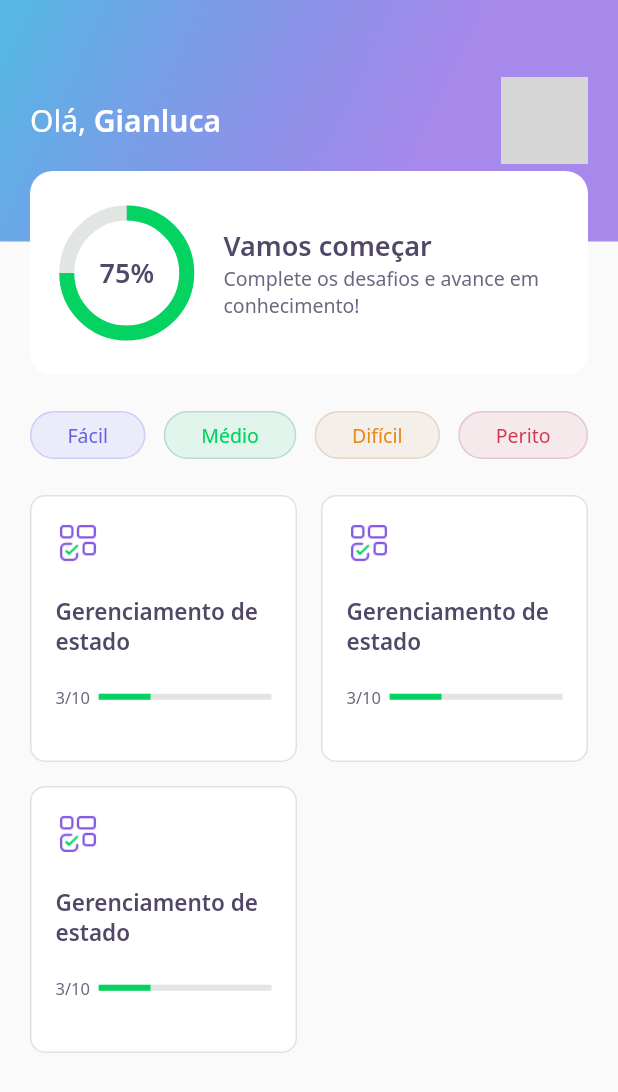
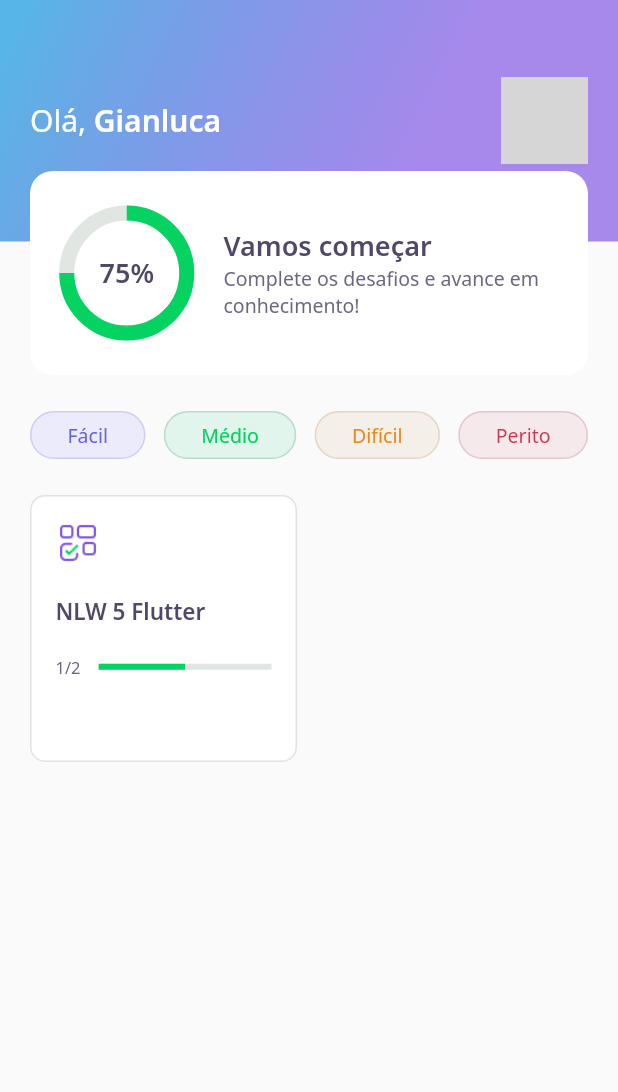
Before and after one commit to gianlucampos/devquiz, a Flutter app: the HomePage screen opened directly, on a phone screen of 412 x 824 dp. Shown: the top 1092 px of the screen. Run offline on Flutter 3.47's test engine with Material 2 defaults, Android fonts, the phone set to English and light mode, and no system bars; our stand-ins replace google_fonts; accounts and stored records are empty; network calls fail; grey boxes are pictures that could not be loaded.

Commit message:
dia 03 nlw

```diff
--- /dev/null
+++ b/assets/database/quizzes.json
@@ -0,0 +1,46 @@
+[
+  {
+    "title": "NLW 5 Flutter",
+    "imagem": "blocks",
+    "questionAnswered": 1,
+    "level": "facil",
+    "questions": [
+      {
+        "title": "Está curtindo o Flutter ?",
+        "awnsers": [
+          {
+            "title": "Estou curtindo"
+          },
+          {
+            "title": "Amando Flutter"
+          },
+          {
+            "title": "Muito top"
+          },
+          {
+            "title": "Show de bola!",
+            "isRight": true
+          }
+        ]
+      },
+      {
+        "title": "Está curtindo o Flutter ?",
+        "awnsers": [
+          {
+            "title": "Estou curtindo"
+          },
+          {
+            "title": "Amando Flutter"
+          },
+          {
+            "title": "Muito top"
+          },
+          {
+            "title": "Show de bola!",
+            "isRight": true
+          }
+        ]
+      }
+    ]
+  }
+]
--- /dev/null
+++ b/assets/database/user.json
@@ -0,0 +1,5 @@
+{
+  "name": "Gianluca",
+  "score": 75,
+  "photoUrl": "https://avatars.githubusercontent.com/u/28812519?s=400&u=cbfebbce36d0cfe827ac4098fad73d8cb547ac86&v=4"
+}
--- a/lib/core/app_widget.dart
+++ b/lib/core/app_widget.dart
@@ -1,4 +1,4 @@
-import 'package:devquiz/challenge/challenge_page.dart';
+import 'package:devquiz/home/home_page.dart';
 import 'package:flutter/material.dart';
 
 class AppWidget extends StatelessWidget {
@@ -6,7 +6,7 @@ class AppWidget extends StatelessWidget {
   Widget build(BuildContext context) {
     return MaterialApp(
       title: "DevQuiz",
-      home: ChallengePage(),
+      home: HomePage(),
     );
   }
 }
--- /dev/null
+++ b/lib/home/home_controller.dart
@@ -0,0 +1,28 @@
+import 'package:devquiz/home/home_repository.dart';
+import 'package:devquiz/home/home_state.dart';
+import 'package:devquiz/shared/models/quiz_model.dart';
+import 'package:devquiz/shared/models/user_model.dart';
+import 'package:flutter/cupertino.dart';
+
+class HomeController {
+  final stateNotifier = ValueNotifier<HomeState>(HomeState.empty);
+  set state(HomeState state) => stateNotifier.value = state;
+  HomeState get state => stateNotifier.value;
+
+  UserModel? user;
+  List<QuizModel>? quizzes;
+
+  final repository = HomeRepository();
+
+  void getUser() async {
+    state = HomeState.loading;
+    user = await repository.getUser();
+    state = HomeState.sucess;
+  }
+
+  void getQuizzes() async {
+    state = HomeState.loading;
+    quizzes = await repository.getQuizzes();
+    state = HomeState.sucess;
+  }
+}
--- a/lib/home/home_page.dart
+++ b/lib/home/home_page.dart
@@ -1,7 +1,11 @@
+import 'package:devquiz/core/app_colors.dart';
 import 'package:devquiz/home/widgets/appbar/app_bar_widget.dart';
 import 'package:devquiz/home/widgets/level_button/level_button_widget.dart';
-import 'package:devquiz/home/widgets/quiz_card/quiz_card_widget.dart';
 import 'package:flutter/material.dart';
+
+import 'home_controller.dart';
+import 'home_state.dart';
+import 'widgets/quiz_card/quiz_card_widget.dart';
 
 class HomePage extends StatefulWidget {
   @override
@@ -9,10 +13,31 @@ class HomePage extends StatefulWidget {
 }
 
 class _HomePageState extends State<HomePage> {
+  final controller = HomeController();
+
+  @override
+  void initState() {
+    super.initState();
+    controller.getUser();
+    controller.getQuizzes();
+    controller.stateNotifier.addListener(() {
+      setState(() {});
+    });
+  }
+
   @override
   Widget build(BuildContext context) {
+    if (controller.state != HomeState.sucess) {
+      return Scaffold(
+        body: Center(
+          child: CircularProgressIndicator(
+            valueColor: AlwaysStoppedAnimation<Color>(AppColors.darkGreen),
+          ),
+        ),
+      );
+    }
     return Scaffold(
-      appBar: AppBarWidget(),
+      appBar: AppBarWidget(user: controller.user!),
       body: Padding(
         padding: const EdgeInsets.symmetric(horizontal: 20),
         child: Column(children: [
@@ -29,11 +54,12 @@ class _HomePageState extends State<HomePage> {
               crossAxisSpacing: 16,
               mainAxisSpacing: 16,
               crossAxisCount: 2,
-              children: [
-                QuizCardWidget(),
-                QuizCardWidget(),
-                QuizCardWidget(),
-              ],
+              children: controller.quizzes!
+                  .map((e) => QuizCardWidget(
+                      title: e.title,
+                      completed: "${e.questionAnswered}/${e.questions.length}",
+                      percent: e.questionAnswered / e.questions.length))
+                  .toList(),
             ),
           ),
         ]),
--- /dev/null
+++ b/lib/home/home_state.dart
@@ -0,0 +1 @@
+enum HomeState { sucess, loading, error, empty }
--- a/lib/home/widgets/appbar/app_bar_widget.dart
+++ b/lib/home/widgets/appbar/app_bar_widget.dart
@@ -1,10 +1,13 @@
 import 'package:devquiz/core/app_gradients.dart';
 import 'package:devquiz/core/app_text_styles.dart';
 import 'package:devquiz/home/widgets/score_card/score_card_widget.dart';
+import 'package:devquiz/shared/models/user_model.dart';
 import 'package:flutter/material.dart';
 
 class AppBarWidget extends PreferredSize {
-  AppBarWidget()
+  final UserModel user;
+
+  AppBarWidget({required this.user})
       : super(
             preferredSize: Size.fromHeight(250),
             child: Container(
@@ -23,7 +26,7 @@ class AppBarWidget extends PreferredSize {
                           style: AppTextStyles.title,
                           children: [
                             TextSpan(
-                              text: "Gianluca",
+                              text: user.name,
                               style: AppTextStyles.titleBold,
                             )
                           ])),
@@ -33,8 +36,7 @@ class AppBarWidget extends PreferredSize {
                         decoration: BoxDecoration(
                             borderRadius: BorderRadius.circular(10),
                             image: DecorationImage(
-                                image: NetworkImage(
-                                    "https://avatars.githubusercontent.com/u/28812519?s=400&u=cbfebbce36d0cfe827ac4098fad73d8cb547ac86&v=4"))),
+                                image: NetworkImage(user.photoUrl))),
                       )
                     ],
                   ),
--- a/lib/home/widgets/quiz_card/quiz_card_widget.dart
+++ b/lib/home/widgets/quiz_card/quiz_card_widget.dart
@@ -6,6 +6,17 @@ import '../../../core/app_images.dart';
 import '../../../core/core.dart';
 
 class QuizCardWidget extends StatelessWidget {
+  final String title;
+  final String completed;
+  final double percent;
+
+  const QuizCardWidget({
+    Key? key,
+    required this.title,
+    required this.completed,
+    required this.percent
+  }) : super(key: key);
+
   @override
   Widget build(BuildContext context) {
     return Container(
@@ -25,7 +36,7 @@ class QuizCardWidget extends StatelessWidget {
           ),
           SizedBox(height: 20),
           Text(
-            "Gerenciamento de estado",
+            title,
             style: AppTextStyles.heading15,
           ),
           SizedBox(height: 20),
@@ -34,13 +45,13 @@ class QuizCardWidget extends StatelessWidget {
               Expanded(
                 flex: 1,
                 child: Text(
-                  "3/10",
+                  completed,
                   style: AppTextStyles.body11,
                 ),
               ),
               Expanded(
                 flex: 4,
-                child: ProgressIndicatorWidget(value: 0.3),
+                child: ProgressIndicatorWidget(value: percent),
               ),
             ],
           )
--- /dev/null
+++ b/lib/shared/models/quiz_model.dart
@@ -0,0 +1,64 @@
+import 'dart:convert';
+
+import 'question_model.dart';
+
+enum Level { facil, medio, dificil, perito }
+
+extension LevelStringExt on String {
+  Level get parse => {
+        "facil": Level.facil,
+        "medio": Level.medio,
+        "dificil": Level.dificil,
+        "perito": Level.perito,
+      }[this]!;
+}
+
+extension LevelExt on Level {
+  String get parse => {
+        Level.facil: "facil",
+        Level.medio: "medio",
+        Level.dificil: "dificil",
+        Level.perito: "perito",
+      }[this]!;
+}
+
+class QuizModel {
+  final String title;
+  final List<QuestionModel> questions;
+  final int questionAnswered;
+  final String imagem;
+  final Level level;
+
+  QuizModel(
+      {required this.title,
+      required this.questions,
+      this.questionAnswered = 0,
+      required this.imagem,
+      required this.level});
+
+  Map<String, dynamic> toMap() {
+    return {
+      'title': title,
+      'questions': questions.map((x) => x.toMap()).toList(),
+      'questionAnswered': questionAnswered,
+      'imagem': imagem,
+      'level': level.parse,
+    };
+  }
+
+  factory QuizModel.fromMap(Map<String, dynamic> map) {
+    return QuizModel(
+      title: map['title'],
+      questions: List<QuestionModel>.from(
+          map['questions']?.map((x) => QuestionModel.fromMap(x))),
+      questionAnswered: map['questionAnswered'],
+      imagem: map['imagem'],
+      level: map['level'].toString().parse,
+    );
+  }
+
+  String toJson() => json.encode(toMap());
+
+  factory QuizModel.fromJson(String source) =>
+      QuizModel.fromMap(json.decode(source));
+}
--- /dev/null
+++ b/lib/shared/models/user_model.dart
@@ -0,0 +1,29 @@
+import 'dart:convert';
+
+class UserModel {
+  final String name;
+  final String photoUrl;
+  final int score;
+
+  UserModel({required this.name, required this.photoUrl, this.score = 0});
+
+  Map<String, dynamic> toMap() {
+    return {
+      'name': name,
+      'photoUrl': photoUrl,
+      'score': score,
+    };
+  }
+
+  factory UserModel.fromMap(Map<String, dynamic> map) {
+    return UserModel(
+      name: map['name'],
+      photoUrl: map['photoUrl'],
+      score: map['score'],
+    );
+  }
+
+  String toJson() => json.encode(toMap());
+
+  factory UserModel.fromJson(String source) => UserModel.fromMap(json.decode(source));
+}
--- a/lib/shared/widgets/progress_indicator_widgets.dart
+++ b/lib/shared/widgets/progress_indicator_widgets.dart
@@ -1,6 +1,5 @@
+import 'package:devquiz/core/core.dart';
 import 'package:flutter/material.dart';
-
-import '../../core/core.dart';
 
 class ProgressIndicatorWidget extends StatelessWidget {
   final double value;
--- a/pubspec.yaml
+++ b/pubspec.yaml
@@ -19,3 +19,4 @@ flutter:
   uses-material-design: true
   assets:
     - assets/images/
+    - assets/database/
```
Also changed, not shown: lib/home/home_repository.dart (added, +20 -0 lines), lib/shared/models/awnser_model.dart (added, +27 -0 lines), lib/shared/models/question_model.dart (added, +29 -0 lines).
